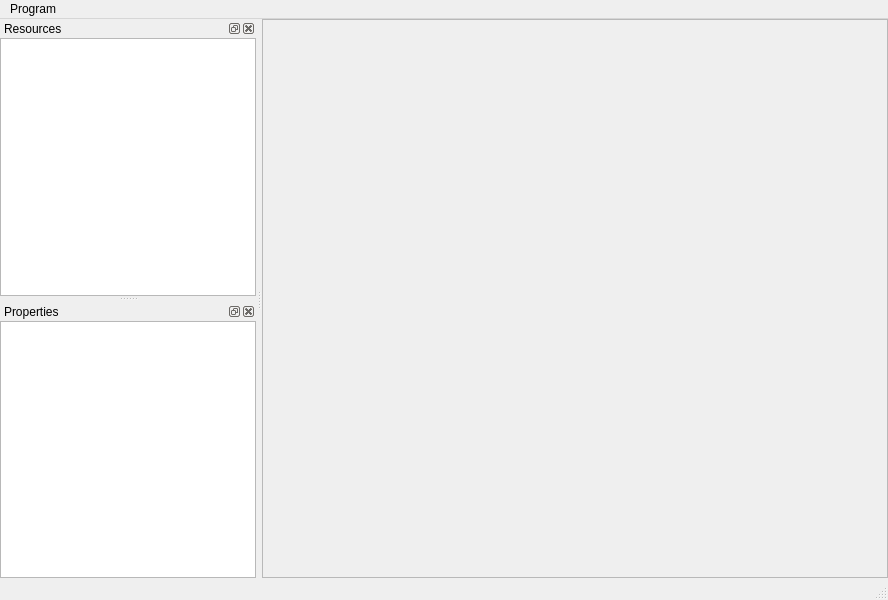
Above: tools/resourceviewer/application/mainwindow.ui from jeffmeese/tiberius before the change. Below: the same form after it.
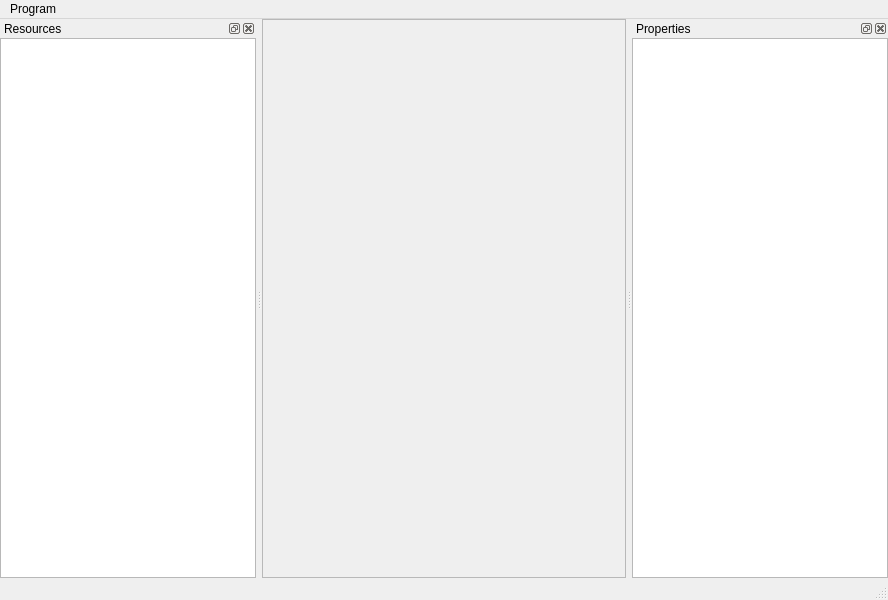
That is the form after the change.

Patch:
```diff
--- a/tools/resourceviewer/application/mainwindow.ui
+++ b/tools/resourceviewer/application/mainwindow.ui
@@ -40,8 +40,8 @@
         <rect>
          <x>0</x>
          <y>0</y>
-         <width>629</width>
-         <height>556</height>
+         <width>372</width>
+         <height>548</height>
         </rect>
        </property>
       </widget>
@@ -115,7 +115,7 @@
     <string>Properties</string>
    </property>
    <attribute name="dockWidgetArea">
-    <number>1</number>
+    <number>2</number>
    </attribute>
    <widget class="QWidget" name="dockWidgetContents_2">
     <layout class="QVBoxLayout" name="verticalLayout_3">
```
Left out of the diff: 5 changed lines with no effect on the pictures.
